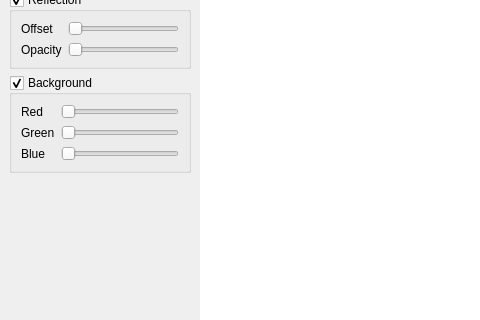
The window that src/Screenie/ui/MainWindow.ui (ariya/screenie) describes before a commit, drawn with Qt 5; both pictures show x 0 to 480 and y 107 to 427 of the 800 by 600 pixel window.
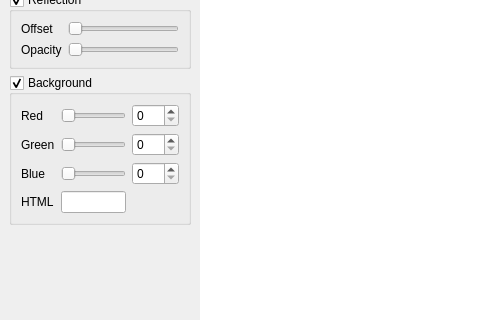
The same window after the commit. Icons and pictures are not drawn.

Commit message: Implemented numerical background colour.

Diff of the .ui file:
```diff
--- a/src/Screenie/ui/MainWindow.ui
+++ b/src/Screenie/ui/MainWindow.ui
@@ -48,7 +48,7 @@
         <height>16777215</height>
        </size>
       </property>
-      <layout class="QGridLayout" name="gridLayout_6">
+      <layout class="QGridLayout" name="gridLayout_5">
        <item row="0" column="0">
         <layout class="QGridLayout" name="gridLayout_2">
          <item row="0" column="0">
@@ -153,8 +153,8 @@
          <property name="checkable">
           <bool>true</bool>
          </property>
-         <layout class="QGridLayout" name="gridLayout_5">
-          <item row="0" column="0">
+         <layout class="QVBoxLayout" name="verticalLayout">
+          <item>
            <layout class="QGridLayout" name="gridLayout_4">
             <item row="0" column="0">
              <widget class="QLabel" name="label_5">
@@ -173,6 +173,13 @@
               </property>
              </widget>
             </item>
+            <item row="0" column="2">
+             <widget class="QSpinBox" name="redSpinBox">
+              <property name="maximum">
+               <number>255</number>
+              </property>
+             </widget>
+            </item>
             <item row="1" column="0">
              <widget class="QLabel" name="label_6">
               <property name="text">
@@ -190,6 +197,13 @@
               </property>
              </widget>
             </item>
+            <item row="1" column="2">
+             <widget class="QSpinBox" name="greenSpinBox">
+              <property name="maximum">
+               <number>255</number>
+              </property>
+             </widget>
+            </item>
             <item row="2" column="0">
              <widget class="QLabel" name="label_7">
               <property name="text">
@@ -207,6 +221,30 @@
               </property>
              </widget>
             </item>
+            <item row="2" column="2">
+             <widget class="QSpinBox" name="blueSpinBox">
+              <property name="maximum">
+               <number>255</number>
+              </property>
+             </widget>
+            </item>
+            <item row="3" column="0">
+             <widget class="QLabel" name="label_8">
+              <property name="text">
+               <string>HTML</string>
+              </property>
+             </widget>
+            </item>
+            <item row="3" column="1">
+             <widget class="QLineEdit" name="htmlBGColorLineEdit">
+              <property name="text">
+               <string notr="true"/>
+              </property>
+              <property name="maxLength">
+               <number>6</number>
+              </property>
+             </widget>
+            </item>
            </layout>
           </item>
          </layout>
```
Left out of the diff: 2 changed lines with no effect on the pictures. The commit also changes 2 other files.
